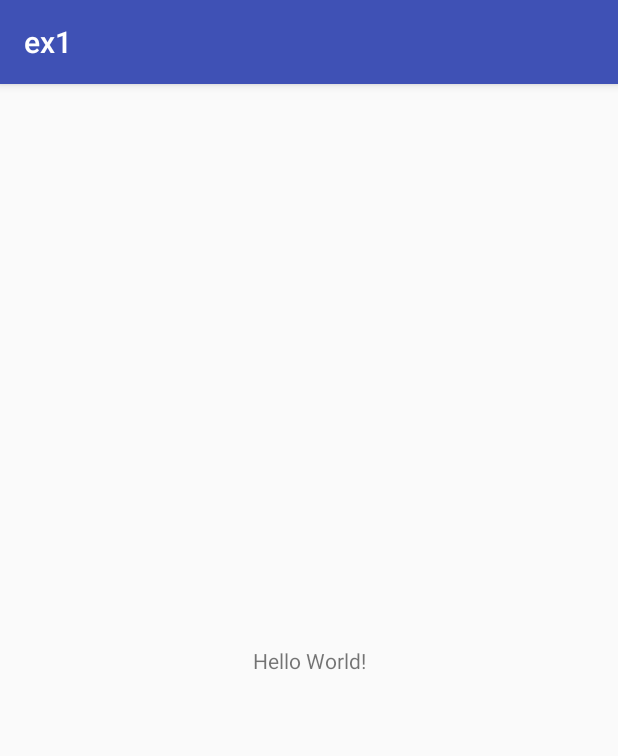
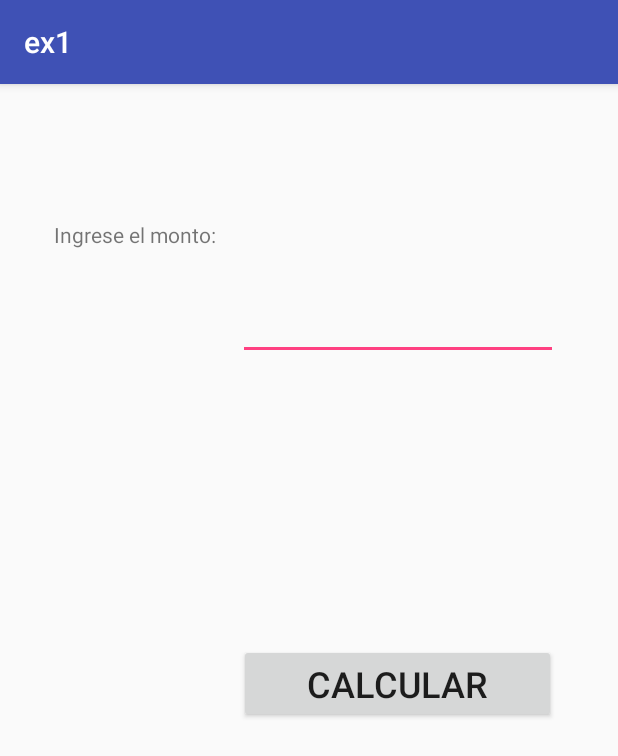
Before and after one commit to Jfriffoa/PDM-Portfolio, an Android app: the screen it shows after launch (MainActivity), on a phone screen of 412 x 824 dp. Shown: the top 756 px of the screen. Run offline under Robolectric (Android 15) with nearby library versions, the phone set to English and light mode, and no system bars.

Commit message:
Ex01
Mostrar a traves de Toast y Log.i, los diferentes estados de un activity

```diff
--- a/ex1/app/build.gradle
+++ b/ex1/app/build.gradle
@@ -7,7 +7,7 @@ apply plugin: 'kotlin-android-extensions'
 android {
     compileSdkVersion 26
     defaultConfig {
-        applicationId "com.example.pencho.ex1"
+        applicationId "cl.utalca.pencho.ex1"
         minSdkVersion 23
         targetSdkVersion 26
         versionCode 1
--- a/ex1/app/src/main/AndroidManifest.xml
+++ b/ex1/app/src/main/AndroidManifest.xml
@@ -1,6 +1,6 @@
 <?xml version="1.0" encoding="utf-8"?>
 <manifest xmlns:android="http://schemas.android.com/apk/res/android"
-    package="com.example.pencho.ex1">
+    package="cl.utalca.pencho.ex1">
 
     <application
         android:allowBackup="true"
--- /dev/null
+++ b/ex1/app/src/main/java/cl/utalca/pencho/ex1/MainActivity.kt
@@ -0,0 +1,70 @@
+package cl.utalca.pencho.ex1
+
+import android.support.v7.app.AppCompatActivity
+import android.os.Bundle
+import android.util.Log
+import android.view.View
+import android.widget.Toast
+
+import kotlinx.android.synthetic.main.activity_main.*
+
+class MainActivity : AppCompatActivity() {
+
+    val tag = "Ex01"
+
+    //Función llamada al crear el activity por primera vez
+    override fun onCreate(savedInstanceState: Bundle?) {
+        super.onCreate(savedInstanceState)
+        setContentView(R.layout.activity_main)
+
+        debug("OnCreate")
+    }
+
+    //Función llamada cuando el activity empieza, después de ser creado (Create) o de ser reiniciado (Restart)
+    override fun onStart() {
+        super.onStart()
+        debug("OnStart")
+    }
+
+    //Función llamada justo después de que el activity inicia (Start)
+    override fun onResume() {
+        super.onResume()
+        debug("OnResume")
+    }
+
+    //Función llamada cuando otra activity reemplaza a esta en el foreground
+    override fun onPause() {
+        super.onPause()
+        debug("OnPause")
+    }
+
+    //Función llamada cuando la aplicación deja de funcionar en el foreground y se mantiene en espera en background
+    override fun onStop() {
+        super.onStop()
+        debug("OnStop")
+    }
+
+    //Función llamada cuando la activity se cierra
+    override fun onDestroy() {
+        super.onDestroy()
+        debug("OnDestroy")
+    }
+
+    //Función llamada cuando la activity regresa de haber estado detenida
+    override fun onRestart() {
+        super.onRestart()
+        debug("onRestart")
+    }
+
+    //On Click del boton Calcular
+    fun oc_bt_calcular(view : View){
+        val totalCuenta = et_valor.text.toString().toInt()
+        val resultado = totalCuenta * 0.10
+        tv_result.text = "La propina a pagar es: $resultado"
+    }
+
+    fun debug(msg:String){
+        Toast.makeText(this, msg, Toast.LENGTH_SHORT).show()
+        Log.i(tag, msg)
+    }
+}
--- a/ex1/app/src/main/res/layout/activity_main.xml
+++ b/ex1/app/src/main/res/layout/activity_main.xml
@@ -4,15 +4,65 @@
     xmlns:tools="http://schemas.android.com/tools"
     android:layout_width="match_parent"
     android:layout_height="match_parent"
-    tools:context="com.example.pencho.ex1.MainActivity">
+    tools:context="cl.utalca.pencho.ex1.MainActivity">
 
     <TextView
+        android:id="@+id/tv_monto"
         android:layout_width="wrap_content"
         android:layout_height="wrap_content"
-        android:text="Hello World!"
+        android:text="Ingrese el monto:"
         app:layout_constraintBottom_toBottomOf="parent"
+        app:layout_constraintHorizontal_bias="0.119"
         app:layout_constraintLeft_toLeftOf="parent"
         app:layout_constraintRight_toRightOf="parent"
+        app:layout_constraintTop_toTopOf="parent"
+        app:layout_constraintVertical_bias="0.121" />
+
+    <EditText
+        android:id="@+id/et_valor"
+        android:layout_width="wrap_content"
+        android:layout_height="wrap_content"
+        android:layout_marginBottom="502dp"
+        android:layout_marginEnd="34dp"
+        android:layout_marginStart="8dp"
+        android:layout_marginTop="56dp"
+        android:ems="10"
+        android:inputType="number"
+        app:layout_constraintBottom_toBottomOf="parent"
+        app:layout_constraintEnd_toEndOf="parent"
+        app:layout_constraintStart_toEndOf="@+id/tv_monto"
         app:layout_constraintTop_toTopOf="parent" />
 
+    <TextView
+        android:id="@+id/tv_result"
+        android:layout_width="207dp"
+        android:layout_height="109dp"
+        android:layout_marginEnd="16dp"
+        android:layout_marginStart="16dp"
+        android:layout_marginTop="56dp"
+        android:textColor="@color/colorAccent"
+        android:textSize="24sp"
+        android:textStyle="italic"
+        app:layout_constraintEnd_toEndOf="parent"
+        app:layout_constraintStart_toStartOf="parent"
+        app:layout_constraintTop_toBottomOf="@+id/et_valor" />
+
+    <Button
+        android:id="@+id/bt_calcular"
+        android:layout_width="211dp"
+        android:layout_height="wrap_content"
+        android:layout_marginBottom="8dp"
+        android:layout_marginEnd="8dp"
+        android:layout_marginStart="8dp"
+        android:layout_marginTop="24dp"
+        android:onClick="oc_bt_calcular"
+        android:text="Calcular"
+        android:textSize="24sp"
+        app:layout_constraintBottom_toBottomOf="parent"
+        app:layout_constraintEnd_toEndOf="parent"
+        app:layout_constraintHorizontal_bias="0.82"
+        app:layout_constraintStart_toStartOf="parent"
+        app:layout_constraintTop_toBottomOf="@+id/tv_result"
+        app:layout_constraintVertical_bias="0.0" />
+
 </android.support.constraint.ConstraintLayout>
--- a/ex1/app/src/main/res/values/colors.xml
+++ b/ex1/app/src/main/res/values/colors.xml
@@ -2,5 +2,5 @@
 <resources>
     <color name="colorPrimary">#3F51B5</color>
     <color name="colorPrimaryDark">#303F9F</color>
-    <color name="colorAccent">#FF4081</color>
+    <color name="colorAccent">#ff4081</color>
 </resources>
```
Also changed, not shown: ex1/app/src/main/java/com/example/pencho/ex1/MainActivity.kt (deleted, +0 -14 lines), ex1/gradle/wrapper/gradle-wrapper.properties, 4 other files.
